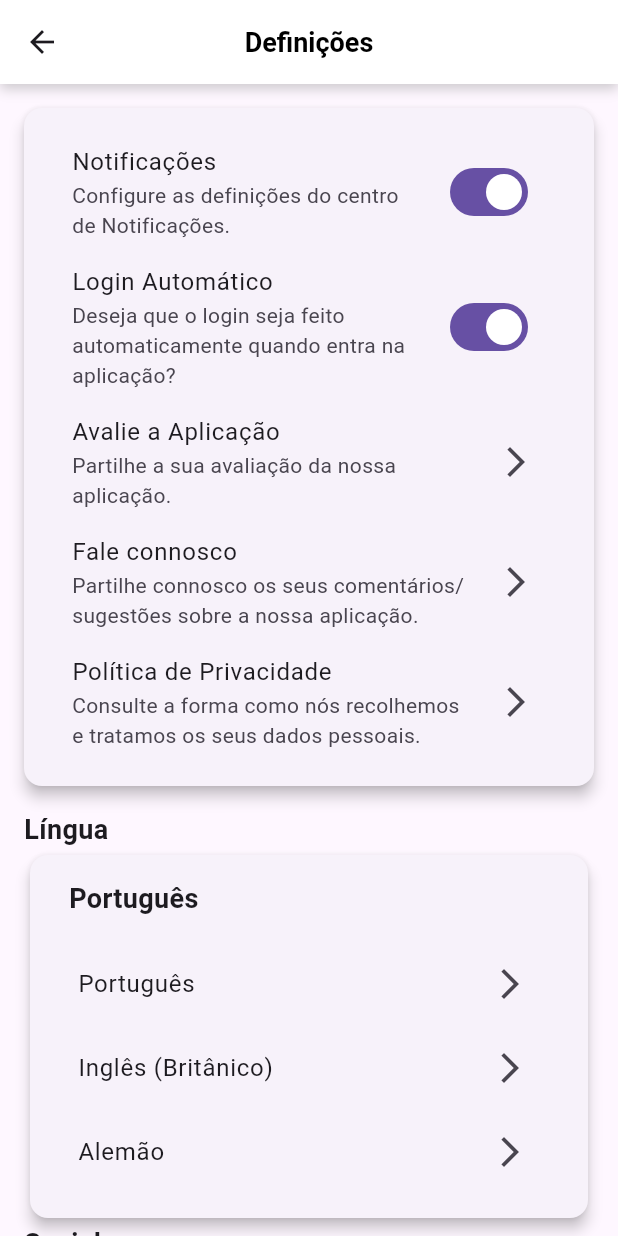
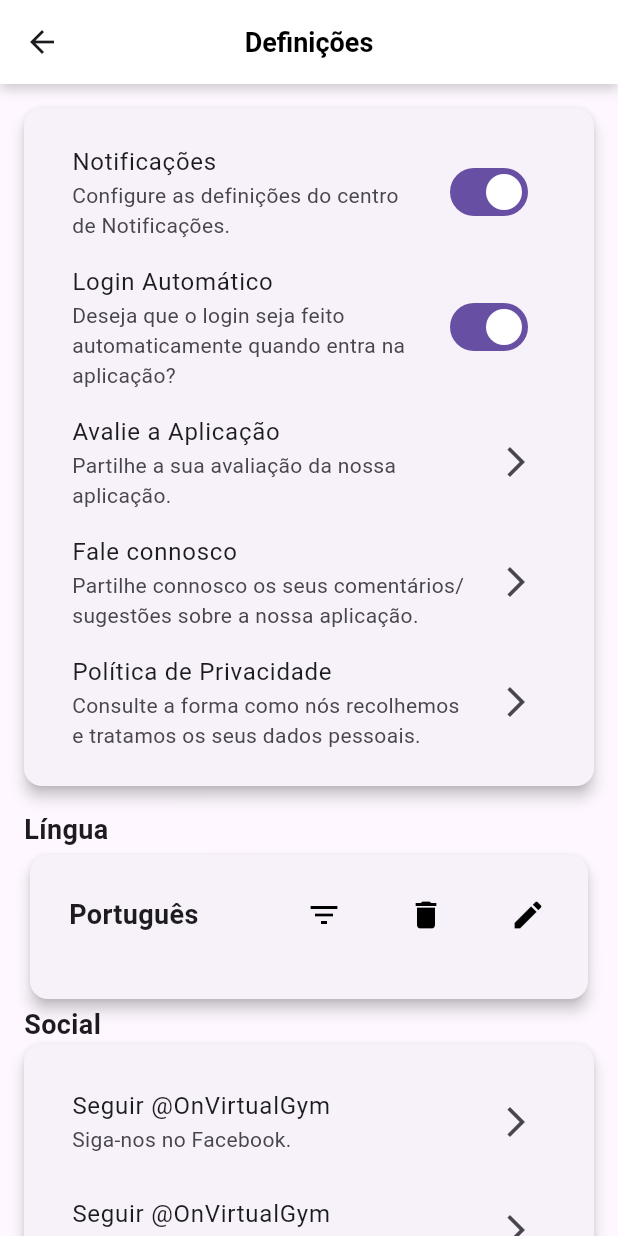
Before and after one commit to Raph40/Flutter_Trabalho_Final, a Flutter app: the definicoesPage screen opened directly, on a phone screen of 412 x 824 dp. Run offline on Flutter 3.47's test engine with Material 3 defaults, Android fonts, the phone set to English and light mode, and no system bars; our stand-ins replace material_design_icons_flutter, table_calendar; network calls fail.

Commit message:
Idioma a trocar

```diff
--- a/lib/definicoes.dart
+++ b/lib/definicoes.dart
@@ -142,23 +142,41 @@ class _definicoesPageState extends State<definicoesPage> {
                           fontWeight: FontWeight.bold,
                         ),
                       ),
+                      Spacer(),
+                      IconButton(
+                        icon: Icon(Icons.filter_list, color: Colors.black),
+                        onPressed: () {
+                          setState(() {
+                            _selectedLanguage = "Portugal";
+                          });
+                        },
+                      ),
+                      Padding(
+                        padding: EdgeInsets.only(right: 20.0),
+                      ),
+                      IconButton(
+                        icon: Icon(Icons.delete, color: Colors.black),
+                        onPressed: () {
+                          setState(() {
+                            _selectedLanguage = "Inglês";
+                          });
+                        },
+                      ),
+                      Padding(
+                        padding: EdgeInsets.only(right: 20.0),
+                      ),
+                      IconButton(
+                        icon: Icon(Icons.edit, color: Colors.black),
+                        onPressed: () {
+                          setState(() {
+                            _selectedLanguage = "Alemão";
+                          });
+                        },
+                      ),
                     ],
                   ),
                   SizedBox(height: 16),
                   // Lista de opções de idiomas
-                  Column(
-                    children: _languages.map((language) {
-                      return ListTile(
-                        title: Text(language['name']),
-                        trailing: Icon(Icons.arrow_forward_ios),
-                        onTap: () {
-                          setState(() {
-                            _selectedLanguage = language['name'];
-                          });
-                        },
-                      );
-                    }).toList(),
-                  ),
                 ],
               ),
             ),
```
